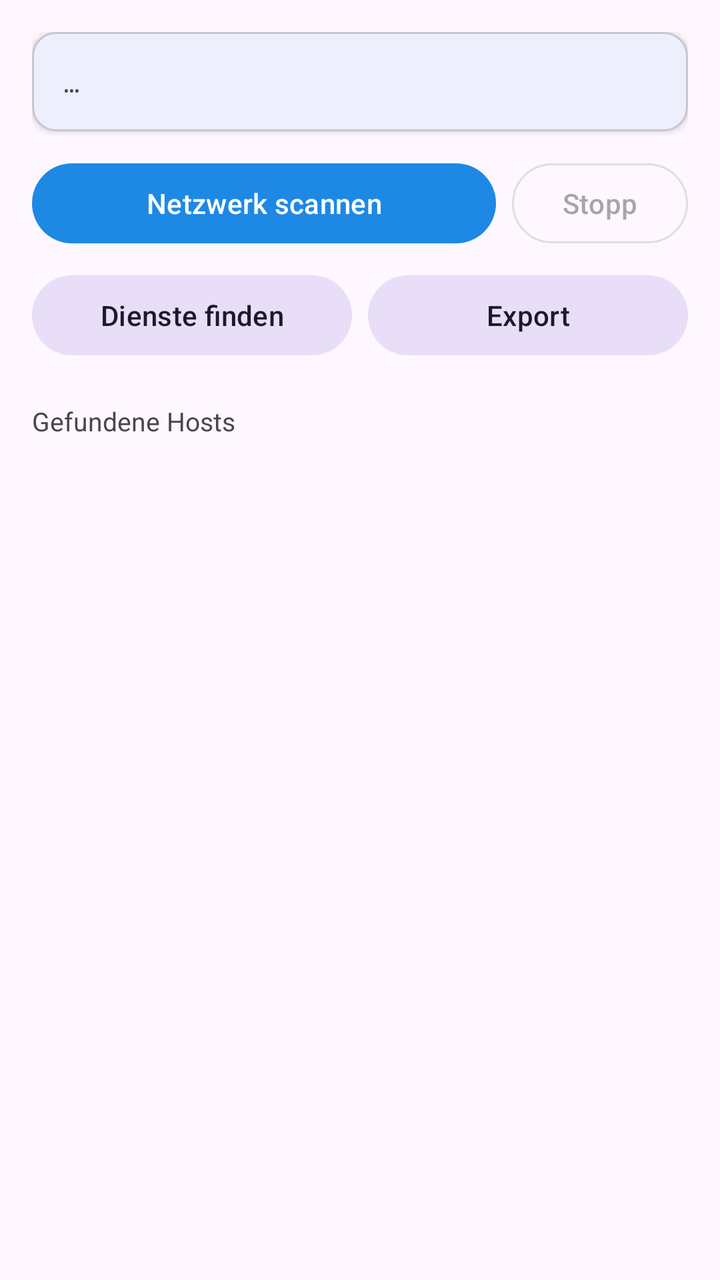
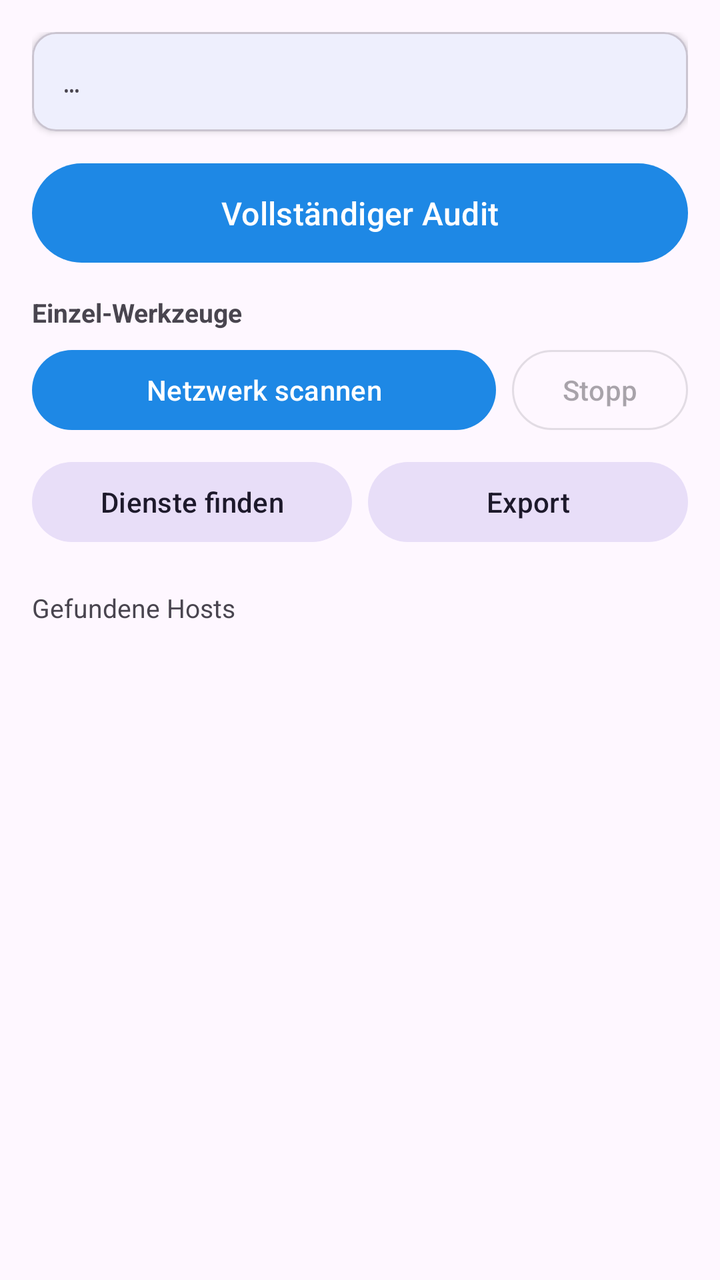

The first picture is an Android layout as it rendered before a commit; the second is the same layout after the commit. The layout source and the unified diff follow.
<!-- AndroidManifest.xml: application theme Theme.NetAudit -->
<!-- res/layout/activity_main.xml -->
<?xml version="1.0" encoding="utf-8"?>
<LinearLayout xmlns:android="http://schemas.android.com/apk/res/android"
    android:layout_width="match_parent"
    android:layout_height="match_parent"
    android:orientation="vertical"
    android:padding="16dp">

    <com.google.android.material.card.MaterialCardView
        android:layout_width="match_parent"
        android:layout_height="wrap_content"
        app:cardCornerRadius="12dp"
        app:cardElevation="2dp"
        xmlns:app="http://schemas.android.com/apk/res-auto">

        <TextView
            android:id="@+id/networkInfo"
            android:layout_width="match_parent"
            android:layout_height="wrap_content"
            android:padding="16dp"
            android:fontFamily="monospace"
            android:textSize="13sp"
            android:text="…" />
    </com.google.android.material.card.MaterialCardView>

    <LinearLayout
        android:layout_width="match_parent"
        android:layout_height="wrap_content"
        android:orientation="horizontal"
        android:layout_marginTop="12dp">

        <com.google.android.material.button.MaterialButton
            android:id="@+id/scanButton"
            android:layout_width="0dp"
            android:layout_weight="1"
            android:layout_height="wrap_content"
            android:text="@string/scan_network" />

        <com.google.android.material.button.MaterialButton
            android:id="@+id/stopButton"
            style="@style/Widget.Material3.Button.OutlinedButton"
            android:layout_width="wrap_content"
            android:layout_height="wrap_content"
            android:layout_marginStart="8dp"
            android:enabled="false"
            android:text="@string/stop" />
    </LinearLayout>

    <LinearLayout
        android:layout_width="match_parent"
        android:layout_height="wrap_content"
        android:orientation="horizontal"
        android:layout_marginTop="8dp">

        <com.google.android.material.button.MaterialButton
            android:id="@+id/discoveryButton"
            style="@style/Widget.Material3.Button.TonalButton"
            android:layout_width="0dp"
            android:layout_weight="1"
            android:layout_height="wrap_content"
            android:text="@string/discover_services" />

        <com.google.android.material.button.MaterialButton
            android:id="@+id/exportButton"
            style="@style/Widget.Material3.Button.TonalButton"
            android:layout_width="0dp"
            android:layout_weight="1"
            android:layout_height="wrap_content"
            android:layout_marginStart="8dp"
            android:text="@string/export" />
    </LinearLayout>

    <com.google.android.material.progressindicator.LinearProgressIndicator
        android:id="@+id/progress"
        android:layout_width="match_parent"
        android:layout_height="wrap_content"
        android:layout_marginTop="8dp"
        android:visibility="invisible"
        android:indeterminate="false" />

    <TextView
        android:id="@+id/statusLine"
        android:layout_width="match_parent"
        android:layout_height="wrap_content"
        android:layout_marginTop="8dp"
        android:textSize="13sp"
        android:text="@string/hosts_found" />

    <androidx.recyclerview.widget.RecyclerView
        android:id="@+id/hostList"
        android:layout_width="match_parent"
        android:layout_height="0dp"
        android:layout_weight="1"
        android:layout_marginTop="8dp"
        android:clipToPadding="false"
        android:paddingBottom="16dp" />
</LinearLayout>
<!-- resources referenced by this layout -->
<resources>
  <string name="discover_services">Dienste finden</string>
  <string name="export">Export</string>
  <string name="hosts_found">Gefundene Hosts</string>
  <string name="scan_network">Netzwerk scannen</string>
  <string name="stop">Stopp</string>
  <style name="Theme.NetAudit" parent="Theme.Material3.DayNight.NoActionBar">
          <item name="colorPrimary">@color/brand_primary</item>
          <item name="colorPrimaryDark">@color/brand_dark</item>
          <item name="colorSecondary">@color/accent</item>
      </style>
  <color name="brand_primary">#1E88E5</color>
  <color name="brand_dark">#0D47A1</color>
  <color name="accent">#00C853</color>
</resources>

<!-- the commit's change to res/layout/activity_main.xml (unified diff, before → after) -->
@@ -22,11 +22,28 @@
             android:text="…" />
     </com.google.android.material.card.MaterialCardView>
 
+    <com.google.android.material.button.MaterialButton
+        android:id="@+id/auditButton"
+        android:layout_width="match_parent"
+        android:layout_height="wrap_content"
+        android:layout_marginTop="12dp"
+        android:paddingVertical="14dp"
+        android:textSize="16sp"
+        android:text="@string/full_audit" />
+
+    <TextView
+        android:layout_width="match_parent"
+        android:layout_height="wrap_content"
+        android:layout_marginTop="12dp"
+        android:text="Einzel-Werkzeuge"
+        android:textStyle="bold"
+        android:textSize="13sp" />
+
     <LinearLayout
         android:layout_width="match_parent"
         android:layout_height="wrap_content"
         android:orientation="horizontal"
-        android:layout_marginTop="12dp">
+        android:layout_marginTop="6dp">
 
         <com.google.android.material.button.MaterialButton
             android:id="@+id/scanButton"
<!-- resource entries referenced after the edit -->
@@ -2,6 +2,7 @@
 <resources>
   <string name="discover_services">Dienste finden</string>
   <string name="export">Export</string>
+  <string name="full_audit">Vollständiger Audit</string>
   <string name="hosts_found">Gefundene Hosts</string>
   <string name="scan_network">Netzwerk scannen</string>
   <string name="stop">Stopp</string>
